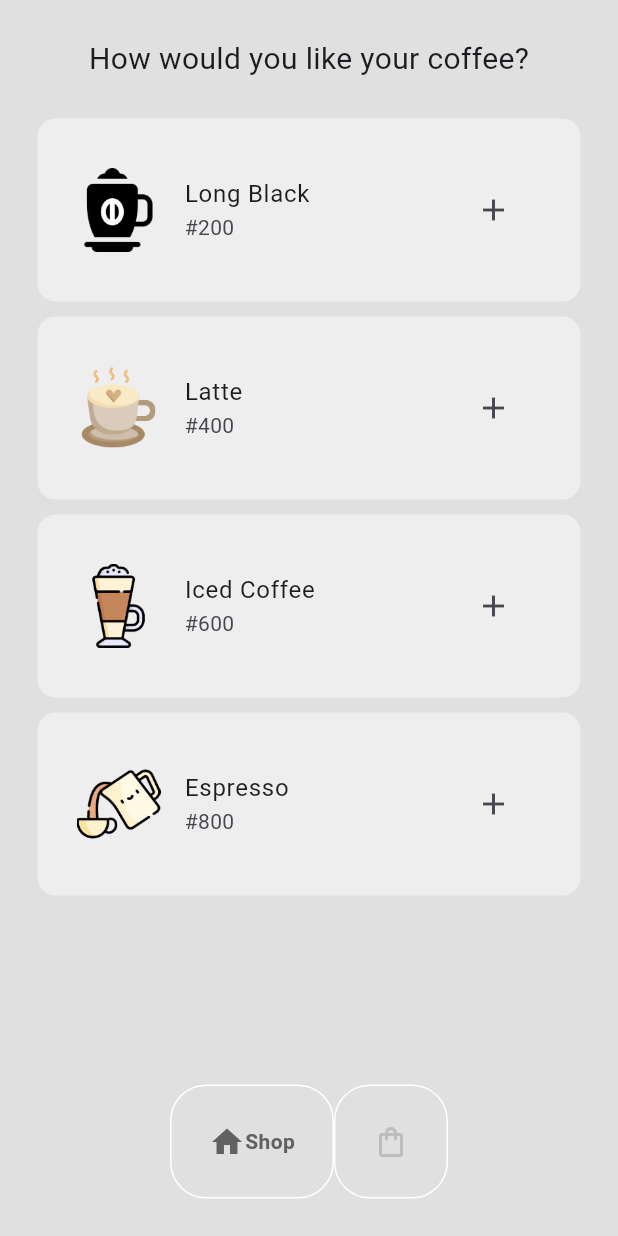
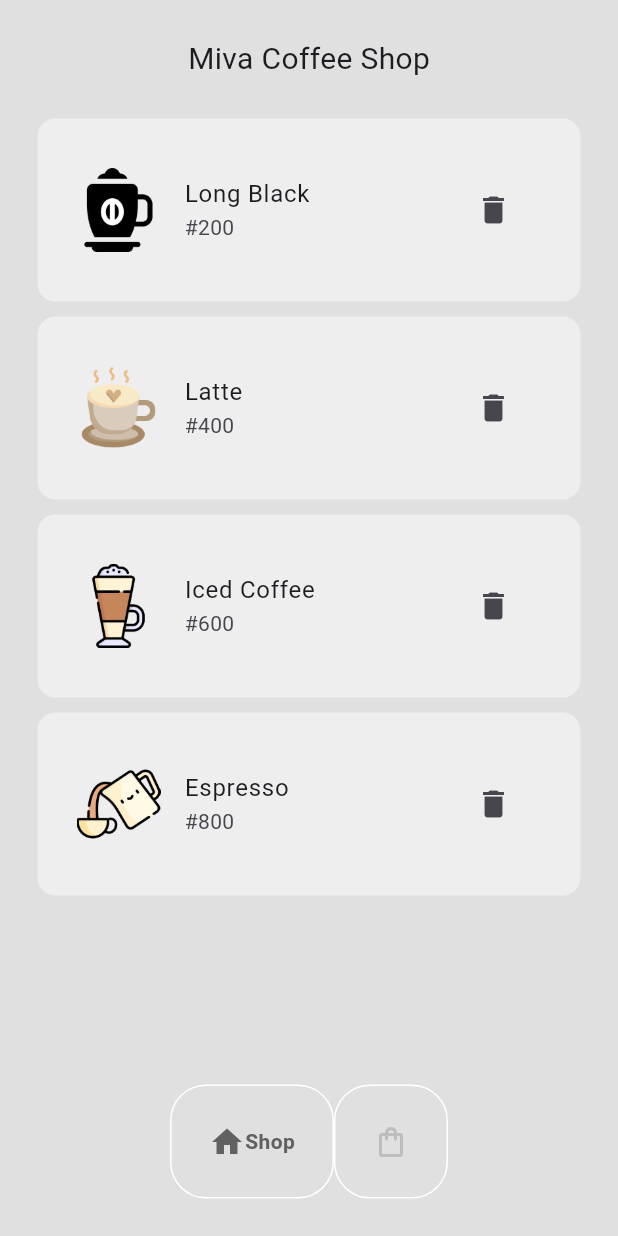
Before and after one commit to Mayaki1/coffee_shopapp, a Flutter app: the screen it shows after launch, on a phone screen of 412 x 824 dp. Run offline on Flutter 3.47's test engine with Material 3 defaults, Android fonts, the light colour scheme and no system bars; drawn by our look-alikes of google_nav_bar.

Commit message:
I've mmade changes to the Header and Delete ICon

```diff
--- a/lib/pages/shop_page.dart
+++ b/lib/pages/shop_page.dart
@@ -33,7 +33,7 @@ class _ShopPageState extends State<ShopPage> {
           child: Column(
             children: [
               const Text(
-                "How would you like your coffee?",
+                "Miva Coffee Shop",
                 style: TextStyle(fontSize: 20),
               ),
               const SizedBox(height: 25),
@@ -45,7 +45,7 @@ class _ShopPageState extends State<ShopPage> {
 
                     return CoffeeTile(
                       coffee: eachCoffee,
-                      icon: Icon(Icons.add),
+                      icon: Icon(Icons.delete),
                       onPressed: () => addToCart(eachCoffee),
                     );
                   },
```
